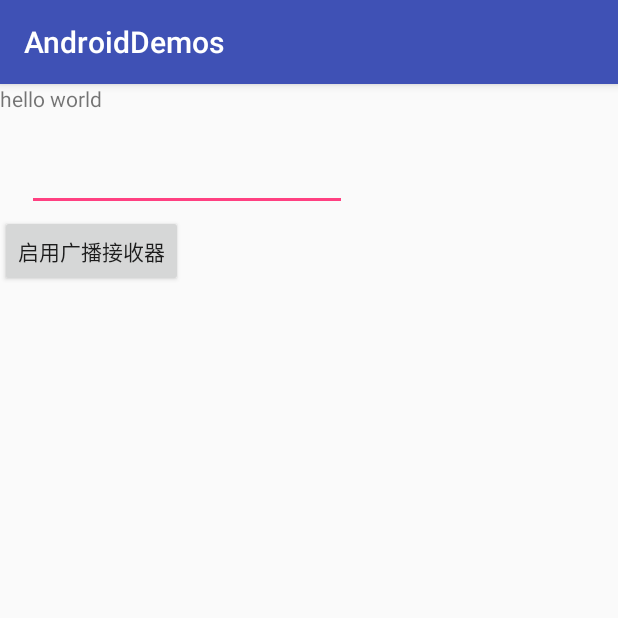
After one commit to VictorChow/AndroidDemos, an Android app: the TelephonyActivity screen opened directly, with no data from a screen before it, on a phone screen of 412 x 824 dp, the top half of it. The commit adds this screen. Run offline under Robolectric (Android 15) with nearby library versions, the phone set to English and light mode, and no system bars.

Commit message:
添加通话监听录音

```diff
--- /dev/null
+++ b/app/src/main/java/demos/activity/TelephonyActivity.java
@@ -0,0 +1,56 @@
+package demos.activity;
+
+import android.content.SharedPreferences;
+import android.os.Bundle;
+import android.preference.PreferenceManager;
+import android.util.Log;
+import android.widget.Button;
+import android.widget.EditText;
+import android.widget.Toast;
+
+import com.victor.androiddemos.R;
+
+import demos.AndroidDemos;
+
+public class TelephonyActivity extends BaseActivity {
+
+    private Button btnSend = null; // 按钮
+    private EditText etTelNumber;//手机号输入框
+//	private TextView distxtView;
+
+    private static final String TAG = "MainActivity";
+    private String tTelNum = "";
+
+    //利用sp全局保存手机号码
+    SharedPreferences sharedPreferences;
+    @Override
+    protected void onCreate(Bundle savedInstanceState) {
+        super.onCreate(savedInstanceState);
+        setContentView(R.layout.activity_telephony);
+        sharedPreferences = PreferenceManager.getDefaultSharedPreferences(AndroidDemos.getInstance());
+
+        btnSend = (Button) super.findViewById(R.id.btn_startbroadcast);
+        etTelNumber = (EditText) findViewById(R.id.editTelNum);
+//		distxtView = (TextView) findViewById(R.id.textView2);
+
+
+        etTelNumber.setText(sharedPreferences.getString("phoneNum", ""));
+
+        btnSend.setOnClickListener(v -> {
+            //实例化广播接收器，原因是广播在Android4.0之后不能自启。
+            tTelNum = etTelNumber.getText().toString().trim();
+
+
+            if (tTelNum.length() < 9 || tTelNum.isEmpty()) {
+                Toast toast = Toast.makeText(mContext,"号码错误:不足9位", Toast.LENGTH_SHORT);
+                toast.show();
+            } else {
+                Log.i(TAG, "onStart BroadcastReceiverUtil");
+                Toast.makeText(mContext, "监听广播已经开启", Toast.LENGTH_SHORT).show();
+                sharedPreferences.edit().putString("phoneNum", tTelNum).commit();
+                Log.i(TAG, "onStart BroadcastReceiverUtil");
+            }
+        });
+
+    }
+}
--- /dev/null
+++ b/app/src/main/res/layout/activity_telephony.xml
@@ -0,0 +1,40 @@
+<RelativeLayout xmlns:android="http://schemas.android.com/apk/res/android"
+    android:layout_width="match_parent"
+    android:layout_height="match_parent">
+
+    <TextView
+        android:id="@+id/textView1"
+        android:layout_width="wrap_content"
+        android:layout_height="wrap_content"
+        android:text="hello world" />
+
+    <Button
+        android:id="@+id/btn_startbroadcast"
+        android:layout_width="wrap_content"
+        android:layout_height="wrap_content"
+        android:layout_alignParentLeft="true"
+        android:layout_below="@+id/textView1"
+        android:layout_marginTop="68dp"
+        android:text="启用广播接收器" />
+
+    <TextView
+        android:id="@+id/textView2"
+        android:layout_width="wrap_content"
+        android:layout_height="wrap_content"
+        android:layout_alignParentLeft="true"
+        android:layout_below="@+id/textView1"
+        android:layout_marginTop="20dp" />
+
+    <EditText
+        android:id="@+id/editTelNum"
+        android:layout_width="wrap_content"
+        android:layout_height="wrap_content"
+        android:layout_alignTop="@+id/textView2"
+        android:layout_marginLeft="18dp"
+        android:layout_toRightOf="@+id/textView2"
+        android:ems="10">
+
+        <requestFocus />
+    </EditText>
+
+</RelativeLayout>
```
Also changed, not shown: app/src/main/AndroidManifest.xml (+21 -0 lines), app/src/main/java/demos/AndroidDemos.java (+0 -7 lines), app/src/main/java/demos/fragment/FunctionFragment.java (+6 -1 lines), app/src/main/java/demos/receiver/TelephonyReceiver.java (added, +71 -0 lines), app/src/main/java/demos/service/TelephonyService.java (added, +179 -0 lines), app/src/main/res/layout/fragment_function.xml (+17 -1 lines).
